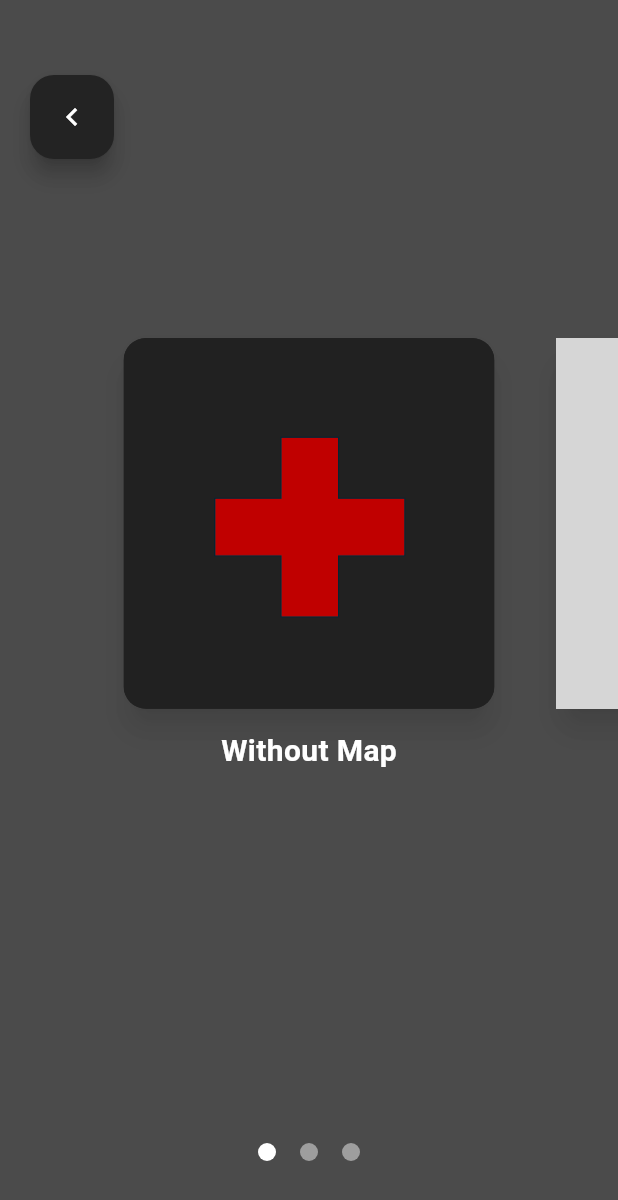
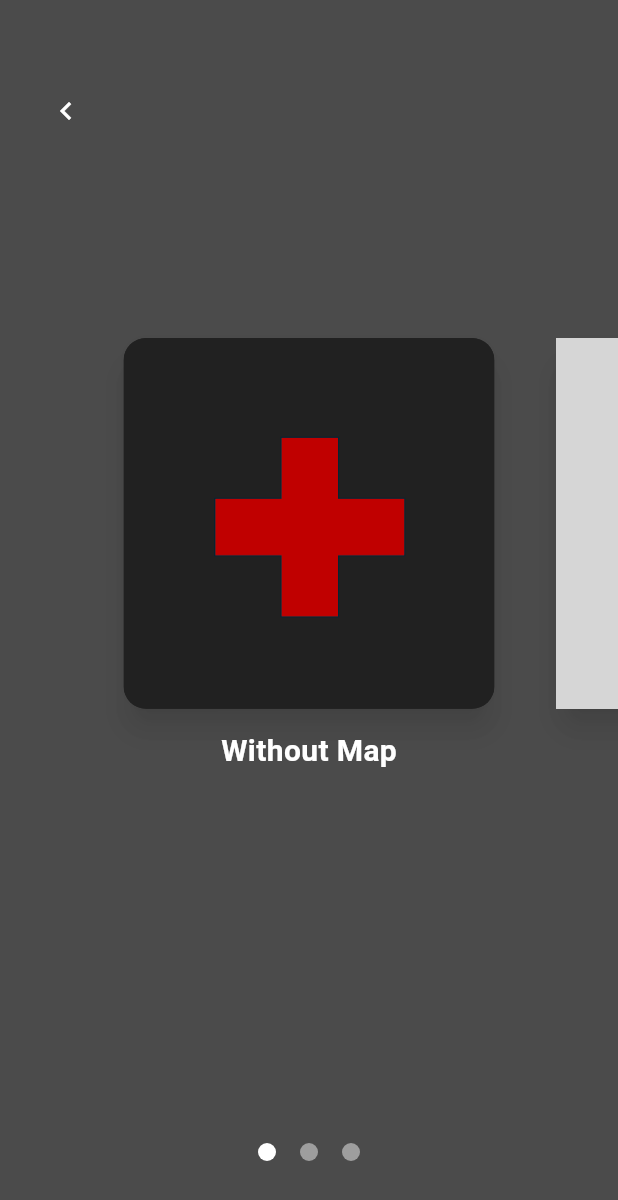
Before and after one commit to tobiassng/speedpilot, a Flutter app: the NoMapDrivingPage screen opened directly, after a tap on the "navigate before" icon, on a phone screen of 412 x 824 dp. Shown: the top 1200 px of the screen. Run offline on Flutter 3.47's test engine with Material 3 defaults, Android fonts, the phone set to English and light mode, and no system bars; our stand-ins replace syncfusion_flutter_gauges; missing offline and left inert: flutter_joystick, flutter_rviz; grey boxes are pictures that could not be loaded.

Commit message:
icons, buttons changed and beginning implementation of speed communication from backend

```diff
--- a/lib/driving_page/features/tachometer.dart
+++ b/lib/driving_page/features/tachometer.dart
@@ -1,36 +1,21 @@
 import 'dart:async';
 import 'package:flutter/material.dart';
 import 'package:syncfusion_flutter_gauges/gauges.dart';
+import 'package:speedpilot/services/WebSocketManager.dart';‚
 class Tachometer extends StatefulWidget {
   @override
   _TachometerState createState() => _TachometerState();
 }
 
 class _TachometerState extends State<Tachometer> {
-  double _currentValue = 0;
-  Timer? _timer;
+  double _currentValue = 5.8;
 
   @override
   void initState() {
     super.initState();
-    _startSimulation();
   }
-
-  void _startSimulation() {
-    _timer = Timer.periodic(Duration(milliseconds: 100), (timer) {
-      setState(() {
-        if (_currentValue < 100) {
-          _currentValue++;
-        } else {
-          _timer?.cancel();
-        }
-      });
-    });
-  }
-
   @override
   void dispose() {
-    _timer?.cancel();
     super.dispose();
   }
 
@@ -44,11 +29,11 @@ class _TachometerState extends State<Tachometer> {
         axes: <RadialAxis>[
           RadialAxis(
             minimum: 0,
-            maximum: 20,
+            maximum: 10,
             ranges: <GaugeRange>[
               GaugeRange(
                 startValue: 0,
-                endValue: 20,
+                endValue: 10,
                 gradient: SweepGradient(
                   colors: [
                     Colors.red.shade300,
--- a/lib/driving_page/no_map_driving_page.dart
+++ b/lib/driving_page/no_map_driving_page.dart
@@ -4,6 +4,7 @@ import './features/tachometer.dart';
 import 'package:flutter/services.dart';
 import './features/steering_joystick.dart';
 import './features/gas_joystick.dart';
+import 'package:speedpilot/settings_page/settings_page.dart';
 
 class NoMapDrivingPage extends StatelessWidget {
   @override
@@ -21,9 +22,8 @@ class NoMapDrivingPage extends StatelessWidget {
           // Tachometer bleibt unten und zentriert
           Align(
             alignment: Alignment.bottomCenter,
-            child: Container(
               child: Tachometer(),
-            ),
+
           ),
           Positioned(
             bottom: 7,
@@ -40,9 +40,8 @@ class NoMapDrivingPage extends StatelessWidget {
           Positioned(
             top: 20,
             left: 50,
-            child: FloatingActionButton(
-              child: Icon(Icons.navigate_before, color: Colors.white),
-              backgroundColor: const Color.fromARGB(255, 35, 35, 35),
+            child: IconButton(
+              icon: Icon(Icons.navigate_before, color: Colors.white),
               onPressed: () {
                 SystemChrome.setPreferredOrientations([
                   DeviceOrientation.portraitUp,
--- a/lib/map_page/map_scrolling_page.dart
+++ b/lib/map_page/map_scrolling_page.dart
@@ -21,9 +21,8 @@ class MapScrolling extends StatelessWidget {
           Positioned(
             top: 50,
             left: 20,
-            child: FloatingActionButton(
-              child: Icon(Icons.navigate_before, color: Colors.white),
-              backgroundColor: const Color.fromARGB(255, 35, 35, 35),
+            child: IconButton(
+              icon: Icon(Icons.navigate_before, color: Colors.white),
               onPressed: () {
                 Navigator.pushReplacement(
                   context,
--- a/lib/services/WebSocketManager.dart
+++ b/lib/services/WebSocketManager.dart
@@ -22,7 +22,10 @@ class WebSocketManager {
     _webSocket.add(message);
     print("Nachricht gesendet: $message");
   }
-
+  void listenSpeed(dynamic speed) {
+    _webSocket.listen(speed);
+    print("Nachricht empfangen: $speed");
+  }
   void closeConnection() {
     _webSocket.close();
     print("WebSocket-Verbindung geschlossen");
```
Also changed, not shown: lib/settings_page/settings_page.dart (added, +26 -0 lines), lib/starting_page/features/device_list.dart (+8 -6 lines), lib/starting_page/features/navigationbar.dart (deleted, +0 -39 lines), lib/starting_page/starting_page.dart (+33 -8 lines), lib/settings_page/features/settings_list.dart (added).
